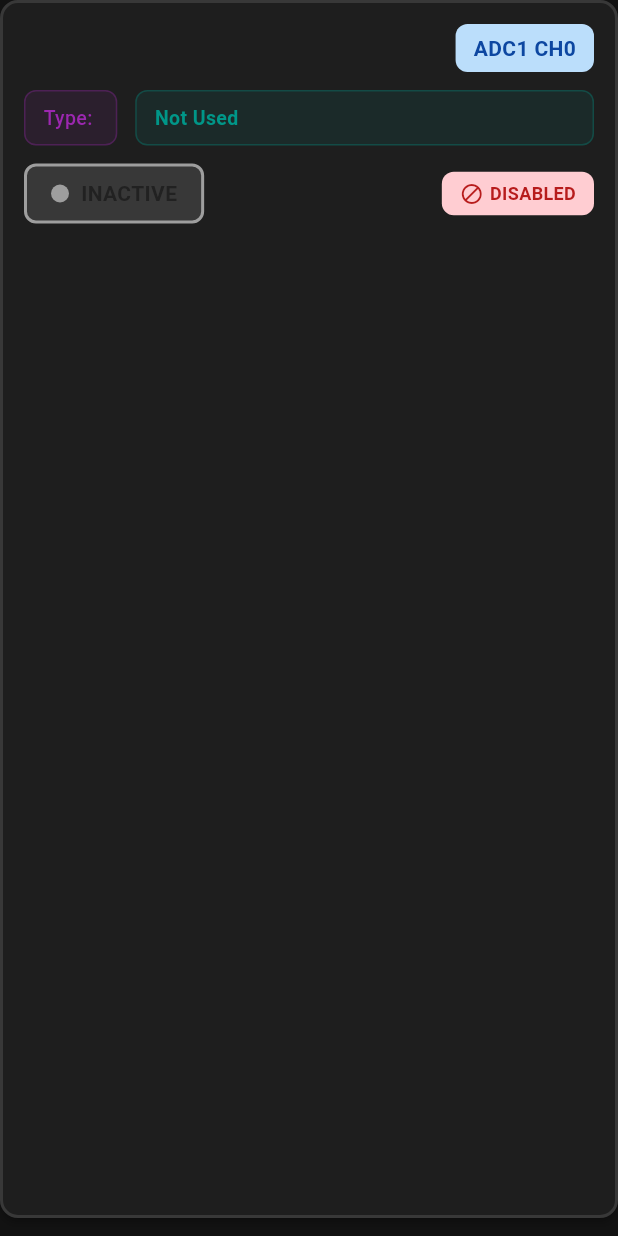
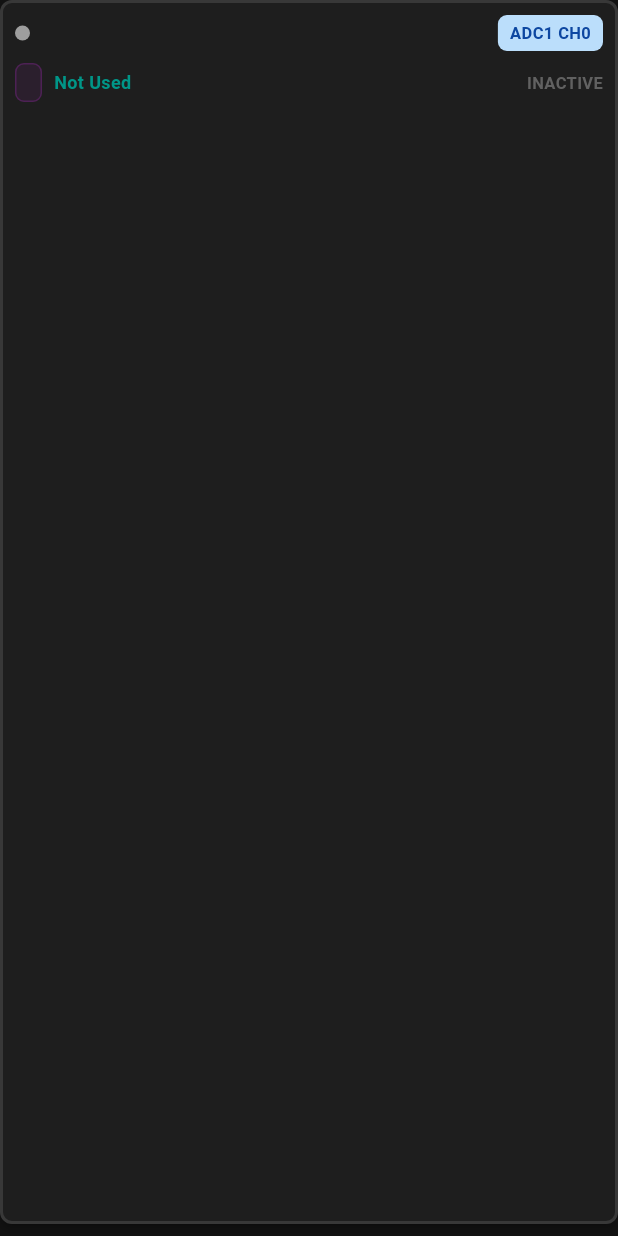
Before and after one commit to doowkcol/gatetorio, a Flutter app: the _InputCard widget shown alone on an empty page, opened directly with empty values, on a phone screen of 412 x 824 dp. Run offline on Flutter 3.47's test engine with Material 3 defaults, Android fonts, the phone set to English and light mode, and no system bars; our stand-ins replace flutter_blue_plus, permission_handler; project files that could hold a hidden picture were left out.

Commit message:
Make input tiles more compact
Significantly reduced input card size to fit more on screen:

- Reduced padding: 16px → 10px
- Reduced margin between cards: 12px → 8px
- Reduced font sizes: 20px → 17px (name), 13px → 11-12px (details)
- Reduced border radius: 12px → 8px
- Combined elements on fewer lines:
  • State dot inline with input name
  • Type, Function, and State status on one line
- Removed large state badge, replaced with small dot + text
- Removed description field (empty in compressed format)
- Simplified 8K2 resistor info display

Result: ~40% height reduction per card, allowing 5-6 inputs
visible instead of 3-4 on typical phone screen.

```diff
--- a/gatetorio_app/lib/screens/input_status_screen.dart
+++ b/gatetorio_app/lib/screens/input_status_screen.dart
@@ -225,11 +225,11 @@ class _InputCard extends StatelessWidget {
     final stateText = isActive ? 'ACTIVE' : 'INACTIVE';
 
     return Card(
-      margin: const EdgeInsets.only(bottom: 12),
+      margin: const EdgeInsets.only(bottom: 8),
       elevation: isActive ? 4 : 2,
       color: isActive ? Colors.green.shade50 : null,
       shape: RoundedRectangleBorder(
-        borderRadius: BorderRadius.circular(12),
+        borderRadius: BorderRadius.circular(8),
         side: BorderSide(
           color: isActive
               ? Colors.green.withOpacity(0.7)
@@ -238,33 +238,49 @@ class _InputCard extends StatelessWidget {
         ),
       ),
       child: Padding(
-        padding: const EdgeInsets.all(16.0),
+        padding: const EdgeInsets.all(10.0),
         child: Column(
           crossAxisAlignment: CrossAxisAlignment.start,
           children: [
-            // Header row with input name and ADC channel
+            // Header row with input name, state, and ADC
             Row(
               mainAxisAlignment: MainAxisAlignment.spaceBetween,
               children: [
+                // Input name and state indicator inline
+                Row(
+                  children: [
+                    // State dot
+                    Container(
+                      width: 10,
+                      height: 10,
+                      decoration: BoxDecoration(
+                        color: stateColor,
+                        shape: BoxShape.circle,
+                      ),
+                    ),
+                    const SizedBox(width: 8),
                     // Input name
                     Text(
                       input.name,
                       style: const TextStyle(
-                    fontSize: 20,
+                        fontSize: 17,
                         fontWeight: FontWeight.bold,
                         color: Colors.cyan,
                       ),
                     ),
+                  ],
+                ),
                 // ADC label
                 Container(
-                  padding: const EdgeInsets.symmetric(horizontal: 12, vertical: 6),
+                  padding: const EdgeInsets.symmetric(horizontal: 8, vertical: 4),
                   decoration: BoxDecoration(
                     color: Colors.blue.shade100,
-                    borderRadius: BorderRadius.circular(8),
+                    borderRadius: BorderRadius.circular(6),
                   ),
                   child: Text(
                     input.adcLabel,
                     style: TextStyle(
+                      fontSize: 11,
                       fontWeight: FontWeight.bold,
                       color: Colors.blue.shade900,
                     ),
@@ -272,146 +288,70 @@ class _InputCard extends StatelessWidget {
                 ),
               ],
             ),
-            const SizedBox(height: 12),
+            const SizedBox(height: 8),
 
-            // Info row: Type and Function
+            // Type, Function, and State on one line
             Row(
               children: [
                 // Type badge
-                _InfoChip(
-                  label: 'Type',
-                  value: input.type,
+                Container(
+                  padding: const EdgeInsets.symmetric(horizontal: 8, vertical: 4),
+                  decoration: BoxDecoration(
+                    color: Colors.purple.withOpacity(0.1),
+                    borderRadius: BorderRadius.circular(6),
+                    border: Border.all(color: Colors.purple.withOpacity(0.3)),
+                  ),
+                  child: Text(
+                    input.type,
+                    style: const TextStyle(
+                      fontSize: 11,
                       color: Colors.purple,
-                ),
-                const SizedBox(width: 12),
-                // Function display (no label, just value)
-                Expanded(
-                  child: Container(
-                    padding: const EdgeInsets.symmetric(horizontal: 12, vertical: 8),
-                    decoration: BoxDecoration(
-                      color: (input.function != null ? Colors.teal : Colors.orange).withOpacity(0.1),
-                      borderRadius: BorderRadius.circular(8),
-                      border: Border.all(
-                        color: (input.function != null ? Colors.teal : Colors.orange).withOpacity(0.3),
+                      fontWeight: FontWeight.bold,
                     ),
                   ),
+                ),
+                const SizedBox(width: 8),
+                // Function
+                Expanded(
                   child: Text(
                     input.functionDisplayName,
                     style: TextStyle(
-                        fontSize: 13,
+                      fontSize: 12,
                       color: input.function != null ? Colors.teal : Colors.orange,
-                        fontWeight: FontWeight.bold,
+                      fontWeight: FontWeight.w600,
                     ),
                     overflow: TextOverflow.ellipsis,
                   ),
                 ),
-                ),
-              ],
-            ),
-            const SizedBox(height: 12),
-
-            // Description
-            if (input.description.isNotEmpty)
-              Padding(
-                padding: const EdgeInsets.only(bottom: 12),
-                child: Text(
-                  input.description,
-                  style: TextStyle(
-                    color: Colors.grey.shade600,
-                    fontSize: 13,
-                    fontStyle: FontStyle.italic,
-                  ),
-                ),
-              ),
-
-            // State indicator
-            Row(
-              mainAxisAlignment: MainAxisAlignment.spaceBetween,
-              children: [
-                // State badge
-                Container(
-                  padding: const EdgeInsets.symmetric(horizontal: 16, vertical: 8),
-                  decoration: BoxDecoration(
-                    color: stateColor.withOpacity(0.2),
-                    borderRadius: BorderRadius.circular(8),
-                    border: Border.all(color: stateColor, width: 2),
-                  ),
-                  child: Row(
-                    mainAxisSize: MainAxisSize.min,
-                    children: [
-                      Container(
-                        width: 12,
-                        height: 12,
-                        decoration: BoxDecoration(
-                          color: stateColor,
-                          shape: BoxShape.circle,
-                        ),
-                      ),
                 const SizedBox(width: 8),
+                // State text
                 Text(
                   stateText,
                   style: TextStyle(
+                    fontSize: 11,
                     fontWeight: FontWeight.bold,
-                          color: stateColor.shade900,
-                        ),
-                      ),
-                    ],
-                  ),
-                ),
-
-                // Enabled/Disabled status
-                if (!input.enabled)
-                  Container(
-                    padding: const EdgeInsets.symmetric(horizontal: 12, vertical: 6),
-                    decoration: BoxDecoration(
-                      color: Colors.red.shade100,
-                      borderRadius: BorderRadius.circular(8),
-                    ),
-                    child: Row(
-                      mainAxisSize: MainAxisSize.min,
-                      children: [
-                        Icon(Icons.block, size: 16, color: Colors.red.shade900),
-                        const SizedBox(width: 4),
-                        Text(
-                          'DISABLED',
-                          style: TextStyle(
-                            fontSize: 12,
-                            fontWeight: FontWeight.bold,
-                            color: Colors.red.shade900,
-                          ),
-                        ),
-                      ],
+                    color: stateColor.shade700,
                   ),
                 ),
               ],
             ),
 
-            // 8K2 specific info
+            // 8K2 specific info (if applicable)
             if (input.type == '8K2' && input.learnedResistance != null) ...[
-              const SizedBox(height: 12),
-              Container(
-                padding: const EdgeInsets.all(12),
-                decoration: BoxDecoration(
-                  color: Colors.amber.shade50,
-                  borderRadius: BorderRadius.circular(8),
-                  border: Border.all(color: Colors.amber.shade300),
-                ),
-                child: Row(
+              const SizedBox(height: 6),
+              Row(
                 children: [
-                    Icon(Icons.settings_input_component, size: 20, color: Colors.amber.shade900),
-                    const SizedBox(width: 8),
-                    Expanded(
-                      child: Text(
-                        '8K2 Resistor: ${input.learnedResistance!.toStringAsFixed(0)}Ω '
-                        '(±${input.tolerancePercent?.toStringAsFixed(1)}%)',
+                  Icon(Icons.settings_input_component, size: 14, color: Colors.amber.shade700),
+                  const SizedBox(width: 4),
+                  Text(
+                    '${input.learnedResistance!.toStringAsFixed(0)}Ω ±${input.tolerancePercent?.toStringAsFixed(1)}%',
                     style: TextStyle(
-                          fontSize: 12,
-                          color: Colors.amber.shade900,
-                        ),
+                      fontSize: 10,
+                      color: Colors.amber.shade800,
+                      fontWeight: FontWeight.w500,
                     ),
                   ),
                 ],
-                ),
               ),
             ],
           ],
```
Lines whose indentation alone changed are shown as unchanged.
